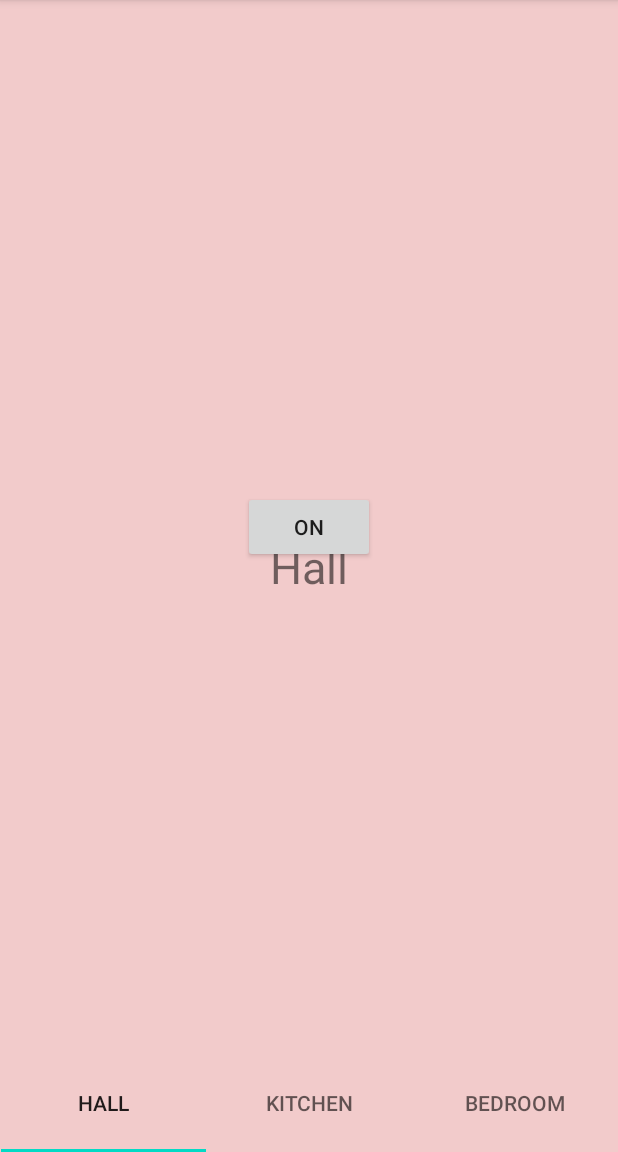
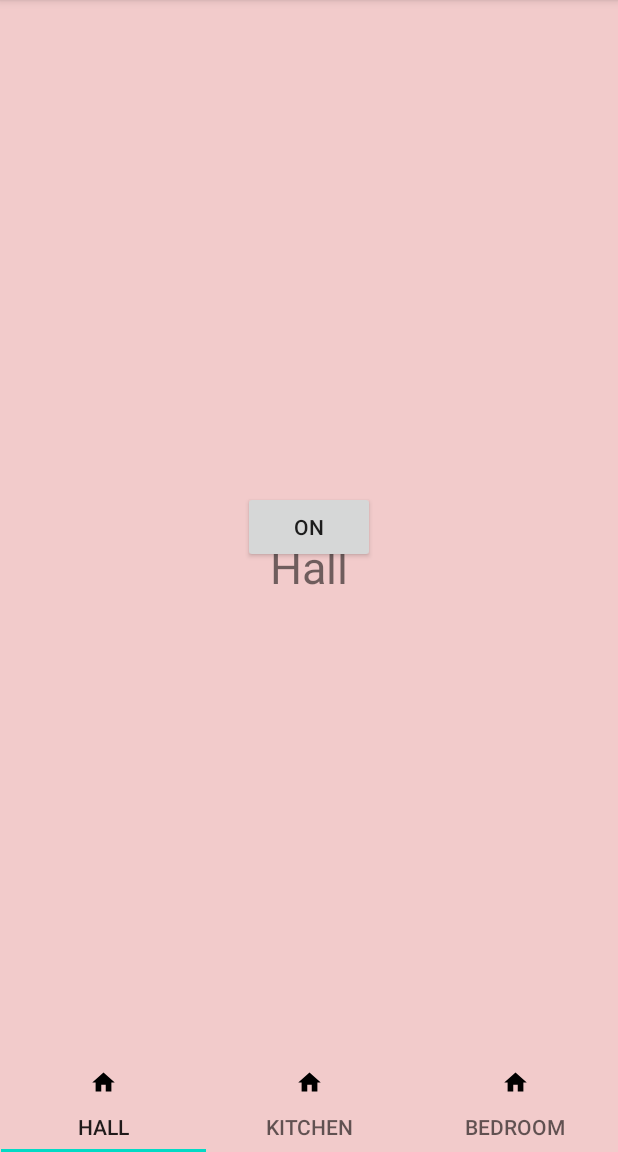
Before and after one commit to arcAdcet123/arcAutomationApp, an Android app: the MainActivity screen opened directly, with no data from a screen before it, on a phone screen of 412 x 824 dp, the part 84-1236 px from its top. Run offline under Robolectric (Android 15) with nearby library versions, the phone set to English and light mode, and no system bars; our stand-ins replace Firebase (no records; nobody signed in at launch, a user with empty details on screens opened directly).

Commit message:
Minor Change in Tab

```diff
--- a/app/src/main/java/com/example/automation_app/Bedroom.java
+++ b/app/src/main/java/com/example/automation_app/Bedroom.java
@@ -22,8 +22,7 @@ public class Bedroom extends Fragment {
     }
 
     @Override
-    public View onCreateView(LayoutInflater inflater, ViewGroup container,
-                             Bundle savedInstanceState) {
+    public View onCreateView(LayoutInflater inflater, ViewGroup container, Bundle savedInstanceState) {
         // Inflate the layout for this fragment
         return inflater.inflate(R.layout.fragment_bedroom, container, false);
     }
--- a/app/src/main/java/com/example/automation_app/MainActivity.java
+++ b/app/src/main/java/com/example/automation_app/MainActivity.java
@@ -23,6 +23,10 @@ import java.util.Map;
 
 public class MainActivity extends AppCompatActivity {
     Button on,off;
+    int[] tabIcons = {
+            R.drawable.ic_home_black_18dp
+    };
+
     @Override
     protected void onCreate(Bundle savedInstanceState) {
         super.onCreate(savedInstanceState);
@@ -54,6 +58,10 @@ public class MainActivity extends AppCompatActivity {
 
         TabLayout tabLayout = (TabLayout) findViewById(R.id.tabs);
         tabLayout.setupWithViewPager(viewPager);
+
+        tabLayout.getTabAt(0).setIcon(tabIcons[0]);
+        tabLayout.getTabAt(1).setIcon(tabIcons[0]);
+        tabLayout.getTabAt(2).setIcon(tabIcons[0]);
 
     }
 
```
Also changed, not shown: 12 other files.
